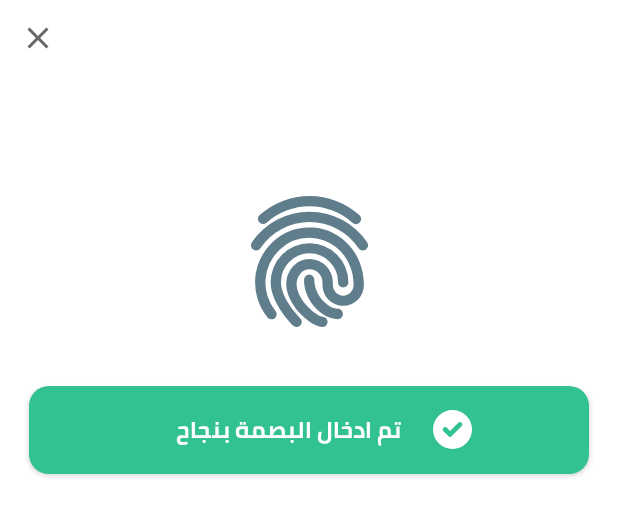
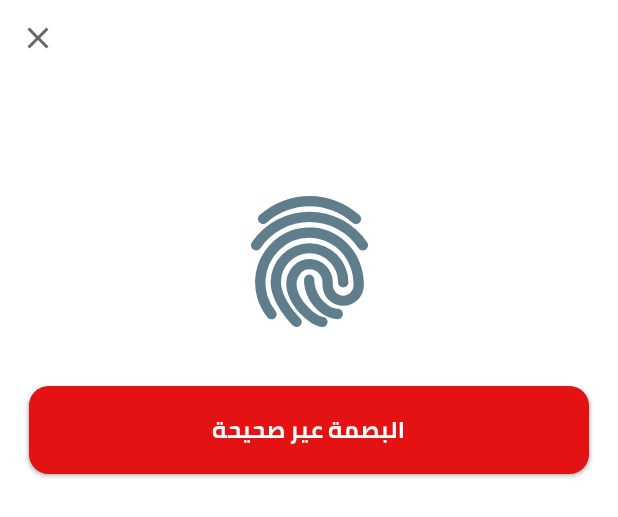
Before and after one commit to AbdelrahmanEsam/mawgood, an Android app: the layout print_succeded_bottom_sheet.xml on its own in the app's theme, with its tools: preview values and no code run, on a phone screen of 412 x 824 dp. Shown: the top 517 px of the screen. Run offline under Robolectric (Android 15) with nearby library versions, the phone set to English and light mode, and no system bars; Roboto replaces fonts that are not available here.

```diff
--- /dev/null
+++ b/app/src/main/res/drawable/background_red.xml
@@ -0,0 +1,14 @@
+<?xml version="1.0" encoding="utf-8"?>
+<shape xmlns:android="http://schemas.android.com/apk/res/android"
+    >
+
+
+    <solid
+        android:color="@color/red"
+        />
+    <corners
+        android:radius="@dimen/_10sdp" />
+
+
+
+</shape>
--- a/app/src/main/res/layout/print_succeded_bottom_sheet.xml
+++ b/app/src/main/res/layout/print_succeded_bottom_sheet.xml
@@ -53,7 +53,7 @@
         <androidx.appcompat.widget.AppCompatButton
             android:id="@+id/doneButton"
             style="@style/cairo_bold_16"
-            android:visibility="@{viewModel.saveFingerprintSuccess ? View.VISIBLE : View.GONE}"
+            android:visibility="@{(viewModel.saveFingerprintSuccess || viewModel.fingerPrintMatch == 1 ) ? View.VISIBLE : View.GONE}"
             android:layout_width="0dp"
             android:layout_height="@dimen/_45sdp"
             android:layout_marginStart="@dimen/_15sdp"
@@ -66,6 +66,27 @@
             android:paddingStart="@dimen/_60sdp"
             android:paddingEnd="@dimen/_60sdp"
             android:text="@string/fingerprint_succeded"
+            android:textSize="@dimen/_12sdp"
+            app:layout_constraintBottom_toBottomOf="parent"
+            app:layout_constraintEnd_toEndOf="parent"
+            app:layout_constraintStart_toStartOf="parent"
+            app:layout_constraintTop_toBottomOf="@+id/fingerPrintImageView" />
+
+        <androidx.appcompat.widget.AppCompatButton
+            android:id="@+id/not_correct"
+            style="@style/cairo_bold_16"
+            android:visibility="@{viewModel.fingerPrintMatch == 0  ? View.VISIBLE : View.GONE}"
+            android:layout_width="0dp"
+            android:layout_height="@dimen/_45sdp"
+            android:layout_marginStart="@dimen/_15sdp"
+            android:layout_marginTop="@dimen/_30sdp"
+            android:layout_marginEnd="@dimen/_15sdp"
+            android:layout_marginBottom="@dimen/_30sdp"
+            android:background="@drawable/background_red"
+            android:backgroundTint="@color/red"
+            android:paddingStart="@dimen/_60sdp"
+            android:paddingEnd="@dimen/_60sdp"
+            android:text="البصمة عير صحيحة"
             android:textSize="@dimen/_12sdp"
             app:layout_constraintBottom_toBottomOf="parent"
             app:layout_constraintEnd_toEndOf="parent"
--- a/app/src/main/res/values/colors.xml
+++ b/app/src/main/res/values/colors.xml
@@ -4,6 +4,7 @@
     <color name="purple_500">#FF6200EE</color>
     <color name="purple_700">#FF3700B3</color>
     <color name="teal_200">#FF03DAC5</color>
+    <color name="red">#E41212</color>
     <color name="teal_700">#FF018786</color>
     <color name="black">#FF000000</color>
     <color name="white">#FFFFFFFF</color>
```
Also changed, not shown: app/src/main/java/com/iraqsoft/mawgood/viewmodels/FingerPrintViewModel.kt (+12 -4 lines).
